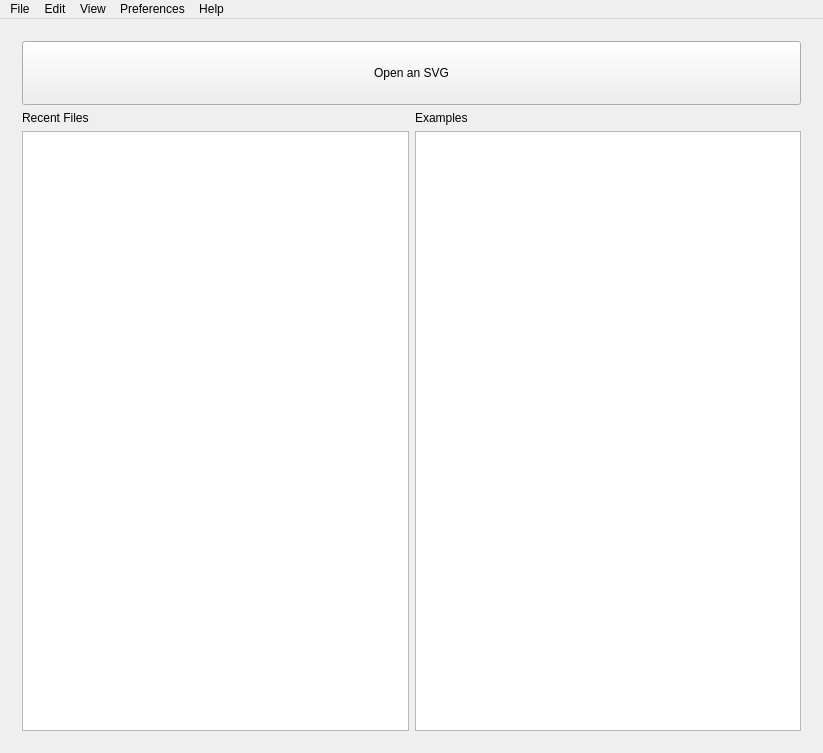
Before: the Qt Designer form MainWindow.ui in Timmmm/robocut, drawn with Qt 5.
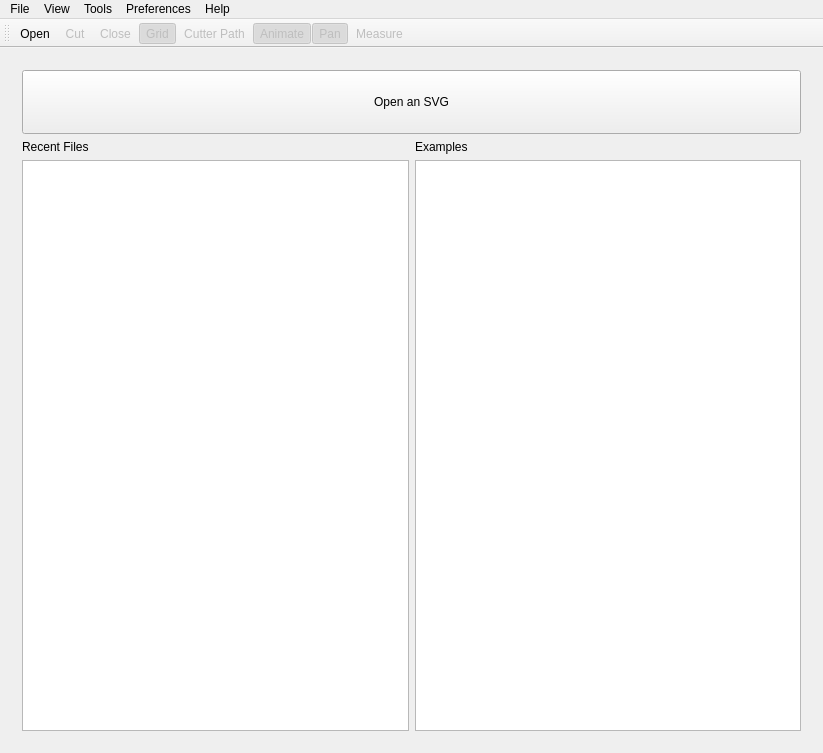
After: the same form once the commit is applied. Icons and pictures are not drawn. Custom widgets are drawn as their Qt base class.

Commit message: Update UI, add grid, measure, toolbar, etc.

Patch:
```diff
--- a/MainWindow.ui
+++ b/MainWindow.ui
@@ -151,12 +151,7 @@
     <addaction name="actionGrid"/>
     <addaction name="actionDimensions"/>
     <addaction name="actionCutter_Path"/>
-   </widget>
-   <widget class="QMenu" name="menuEdit">
-    <property name="title">
-     <string>Edit</string>
-    </property>
-    <addaction name="actionVerify_Adjust_Scale"/>
+    <addaction name="actionVinyl_Cutter"/>
    </widget>
    <widget class="QMenu" name="menuPreferences">
     <property name="title">
@@ -175,12 +170,38 @@
     </widget>
     <addaction name="menuPath_Sort_Method"/>
    </widget>
+   <widget class="QMenu" name="menuTools">
+    <property name="title">
+     <string>Tools</string>
+    </property>
+    <addaction name="actionPan"/>
+    <addaction name="actionMeasure"/>
+   </widget>
    <addaction name="menuFile"/>
-   <addaction name="menuEdit"/>
    <addaction name="menuView"/>
+   <addaction name="menuTools"/>
    <addaction name="menuPreferences"/>
    <addaction name="menuHelp"/>
   </widget>
+  <widget class="QToolBar" name="toolBar">
+   <property name="windowTitle">
+    <string>toolBar</string>
+   </property>
+   <attribute name="toolBarArea">
+    <enum>TopToolBarArea</enum>
+   </attribute>
+   <attribute name="toolBarBreak">
+    <bool>false</bool>
+   </attribute>
+   <addaction name="actionOpen"/>
+   <addaction name="actionCut"/>
+   <addaction name="actionClose"/>
+   <addaction name="actionGrid"/>
+   <addaction name="actionCutter_Path"/>
+   <addaction name="actionAnimate"/>
+   <addaction name="actionPan"/>
+   <addaction name="actionMeasure"/>
+  </widget>
   <action name="actionAbout">
    <property name="text">
     <string>About</string>
@@ -225,6 +246,9 @@
    <property name="checkable">
     <bool>true</bool>
    </property>
+   <property name="checked">
+    <bool>true</bool>
+   </property>
    <property name="enabled">
     <bool>false</bool>
    </property>
@@ -353,6 +377,9 @@
    <property name="checked">
     <bool>true</bool>
    </property>
+   <property name="enabled">
+    <bool>false</bool>
+   </property>
    <property name="text">
     <string>Grid</string>
    </property>
@@ -415,10 +442,46 @@
    <property name="checkable">
     <bool>true</bool>
    </property>
+   <property name="enabled">
+    <bool>false</bool>
+   </property>
    <property name="text">
     <string>Cutter Path</string>
    </property>
   </action>
+  <action name="actionMeasure">
+   <property name="checkable">
+    <bool>true</bool>
+   </property>
+   <property name="enabled">
+    <bool>false</bool>
+   </property>
+   <property name="text">
+    <string>Measure</string>
+   </property>
+  </action>
+  <action name="actionPan">
+   <property name="checkable">
+    <bool>true</bool>
+   </property>
+   <property name="checked">
+    <bool>true</bool>
+   </property>
+   <property name="enabled">
+    <bool>false</bool>
+   </property>
+   <property name="text">
+    <string>Pan</string>
+   </property>
+  </action>
+  <action name="actionVinyl_Cutter">
+   <property name="checkable">
+    <bool>true</bool>
+   </property>
+   <property name="text">
+    <string>Vinyl Cutter</string>
+   </property>
+  </action>
  </widget>
  <layoutdefault spacing="6" margin="11"/>
  <customwidgets>
```
The commit also changes 2 other files.
